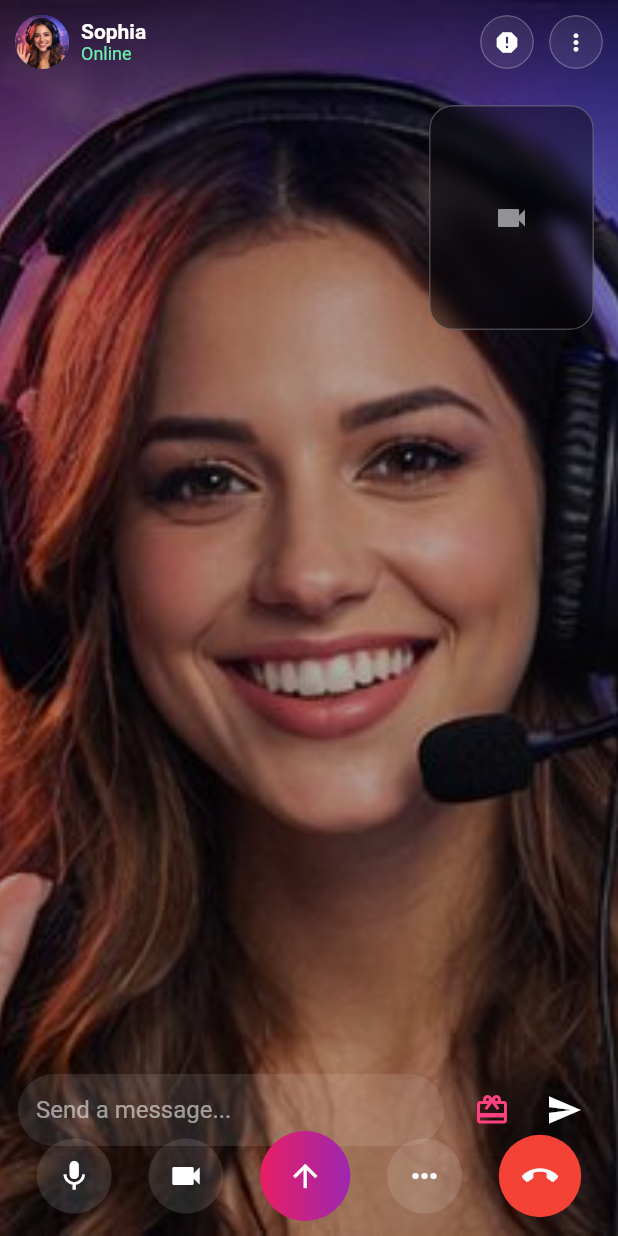
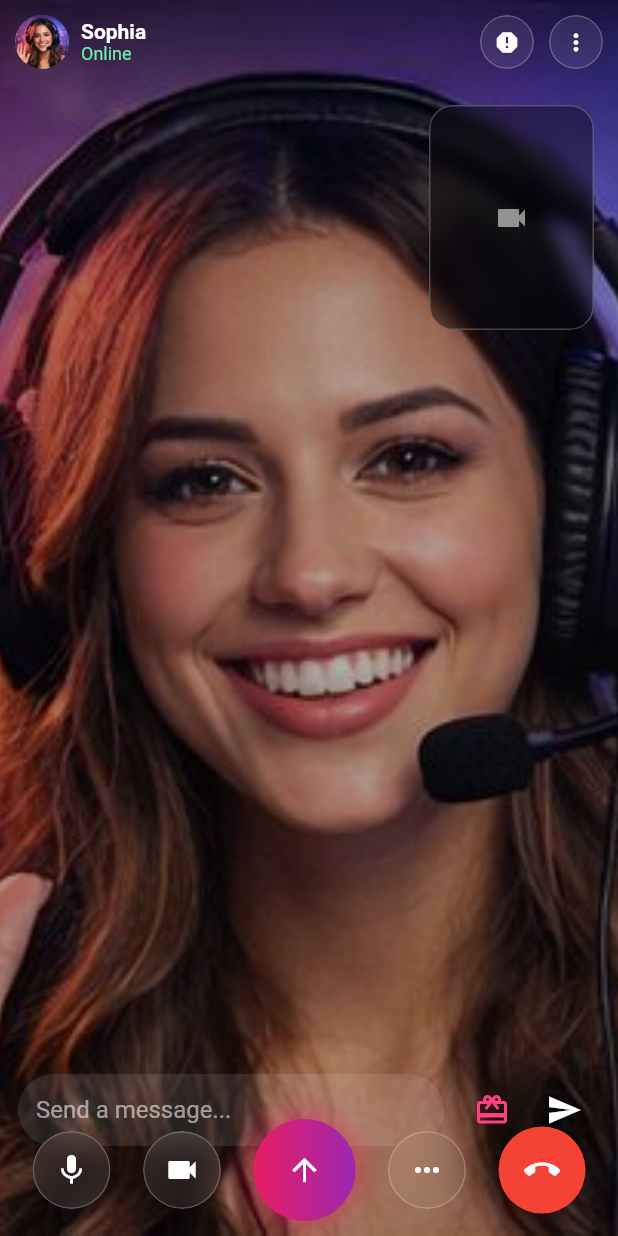
Before and after one commit to jboycoded/VIBELY, a Flutter app: the VideoCallScreen screen opened directly, on a phone screen of 412 x 824 dp. Run offline on Flutter 3.47's test engine with Material 2 defaults, Android fonts, the phone set to English and light mode, and no system bars; our stand-ins replace camera, image_picker.

Commit message:
Update controls.dart

```diff
--- a/lib/screens/match/widgets/controls.dart
+++ b/lib/screens/match/widgets/controls.dart
@@ -1,4 +1,6 @@
+import 'dart:ui';
 import 'package:flutter/material.dart';
+import 'package:flutter/services.dart';
 
 class Controls extends StatelessWidget {
   final bool isMuted;
@@ -33,31 +35,52 @@ class Controls extends StatelessWidget {
   }
 
   Widget _btn(IconData icon, VoidCallback onTap, bool active) {
-    return GestureDetector(
-      onTap: onTap,
-      child: Container(
-        width: 50,
-        height: 50,
-        decoration: BoxDecoration(
-          color: active ? Colors.red : Colors.white12,
-          shape: BoxShape.circle,
+    return _ScaleButton(
+      onTap: () {
+        HapticFeedback.lightImpact();
+        onTap();
+      },
+      child: ClipRRect(
+        borderRadius: BorderRadius.circular(30),
+        child: BackdropFilter(
+          filter: ImageFilter.blur(sigmaX: 12, sigmaY: 12),
+          child: Container(
+            width: 52,
+            height: 52,
+            decoration: BoxDecoration(
+              color: active
+                  ? Colors.red.withOpacity(0.6)
+                  : Colors.white.withOpacity(0.08),
+              shape: BoxShape.circle,
+              border: Border.all(color: Colors.white24),
+            ),
+            child: Icon(icon, color: Colors.white),
+          ),
         ),
-        child: Icon(icon, color: Colors.white),
       ),
     );
   }
 
   Widget _mainBtn(VoidCallback onTap) {
-    return GestureDetector(
-      onTap: onTap,
+    return _ScaleButton(
+      onTap: () {
+        HapticFeedback.mediumImpact();
+        onTap();
+      },
       child: Container(
-        width: 60,
-        height: 60,
-        decoration: const BoxDecoration(
+        width: 68,
+        height: 68,
+        decoration: BoxDecoration(
           shape: BoxShape.circle,
-          gradient: LinearGradient(
+          gradient: const LinearGradient(
             colors: [Colors.pink, Colors.purple],
           ),
+          boxShadow: [
+            BoxShadow(
+              color: Colors.pink.withOpacity(0.7),
+              blurRadius: 20,
+            ),
+          ],
         ),
         child: const Icon(Icons.arrow_upward, color: Colors.white),
       ),
@@ -65,11 +88,14 @@ class Controls extends StatelessWidget {
   }
 
   Widget _endBtn(VoidCallback onTap) {
-    return GestureDetector(
-      onTap: onTap,
+    return _ScaleButton(
+      onTap: () {
+        HapticFeedback.heavyImpact();
+        onTap();
+      },
       child: Container(
-        width: 55,
-        height: 55,
+        width: 58,
+        height: 58,
         decoration: const BoxDecoration(
           color: Colors.red,
           shape: BoxShape.circle,
@@ -79,3 +105,32 @@ class Controls extends StatelessWidget {
     );
   }
 }
+
+class _ScaleButton extends StatefulWidget {
+  final Widget child;
+  final VoidCallback onTap;
+
+  const _ScaleButton({required this.child, required this.onTap});
+
+  @override
+  State<_ScaleButton> createState() => _ScaleButtonState();
+}
+
+class _ScaleButtonState extends State<_ScaleButton> {
+  double scale = 1;
+
+  @override
+  Widget build(BuildContext context) {
+    return GestureDetector(
+      onTapDown: (_) => setState(() => scale = 0.9),
+      onTapUp: (_) => setState(() => scale = 1),
+      onTapCancel: () => setState(() => scale = 1),
+      onTap: widget.onTap,
+      child: AnimatedScale(
+        duration: const Duration(milliseconds: 120),
+        scale: scale,
+        child: widget.child,
+      ),
+    );
+  }
+}
```
